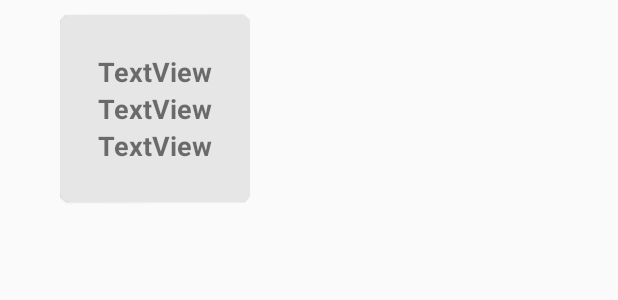
After one commit to shivaniarbat/GeographyQuiz, an Android app: the layout adapter.xml on its own in the app's theme, with its tools: preview values and no code run, on a phone screen of 412 x 824 dp. The commit adds this screen. Shown: the top 300 px of the screen. Run offline under Robolectric (Android 15) with nearby library versions, the phone set to English and light mode, and no system bars.

Commit message:
few cosmetic changes

```diff
--- a/app/build.gradle
+++ b/app/build.gradle
@@ -28,4 +28,5 @@ dependencies {
     androidTestImplementation 'com.android.support.test.espresso:espresso-core:3.0.2'
     implementation 'com.android.support:recyclerview-v7:28.0.0'
     implementation 'com.opencsv:opencsv:4.5'
+    implementation 'com.android.support:cardview-v7:28.0.0'
 }
--- a/app/src/main/java/cs/uga/edu/geographyquiz/CountryContinentNeighbourTableEntry.java
+++ b/app/src/main/java/cs/uga/edu/geographyquiz/CountryContinentNeighbourTableEntry.java
@@ -1,5 +1,8 @@
 package cs.uga.edu.geographyquiz;
 
+/**
+ * POJO class for main table entry object
+ */
 
 public class CountryContinentNeighbourTableEntry {
 
@@ -8,6 +11,8 @@ public class CountryContinentNeighbourTableEntry {
     private String question;
     private String continent;
     private String neighbours;
+
+    /* default constructor */
 
     public CountryContinentNeighbourTableEntry(){
         this.id = -1;
--- a/app/src/main/res/layout-land/activity_main.xml
+++ b/app/src/main/res/layout-land/activity_main.xml
@@ -50,7 +50,7 @@
         android:id="@+id/textView3"
         android:layout_width="wrap_content"
         android:layout_height="wrap_content"
-        android:text="Quiz Summary"
+        android:text="* * * * *"
         android:fontFamily="cursive"
         android:textSize="30sp"
         android:textStyle="bold"
@@ -64,7 +64,7 @@
         android:id="@+id/textView4"
         android:layout_width="303dp"
         android:layout_height="114dp"
-        android:text="Last Quiz Score : 4 / 6"
+        android:text="Game On ! ! "
         android:textColor="@color/colorAccent"
         android:gravity="center"
         android:fontFamily="cursive"
--- a/app/src/main/res/layout/activity_main.xml
+++ b/app/src/main/res/layout/activity_main.xml
@@ -49,7 +49,7 @@
         android:id="@+id/textView3"
         android:layout_width="wrap_content"
         android:layout_height="wrap_content"
-        android:text="Quiz Summary"
+        android:text="* * * * *"
         android:fontFamily="cursive"
         android:textSize="30sp"
         android:textStyle="bold"
@@ -63,7 +63,7 @@
         android:id="@+id/textView4"
         android:layout_width="303dp"
         android:layout_height="114dp"
-        android:text="Last Quiz Score : 4 / 6"
+        android:text="Game On ! ! "
         android:textColor="@color/colorAccent"
         android:gravity="center"
         android:fontFamily="cursive"
--- /dev/null
+++ b/app/src/main/res/layout/adapter.xml
@@ -0,0 +1,56 @@
+<?xml version="1.0" encoding="utf-8"?>
+<LinearLayout xmlns:android="http://schemas.android.com/apk/res/android"
+    xmlns:card_view="http://schemas.android.com/apk/res-auto"
+    android:layout_width="wrap_content"
+    android:layout_height="wrap_content"
+    android:orientation="vertical"
+    android:paddingLeft="40dp"
+    android:paddingRight="40dp">
+
+
+    <android.support.v7.widget.CardView
+        android:id="@+id/card_view"
+        android:layout_width="wrap_content"
+        android:layout_height="wrap_content"
+        android:layout_gravity="center"
+        android:layout_marginTop="10dp"
+        android:layout_marginBottom="10dp"
+        card_view:cardBackgroundColor="#e6e6e6"
+        card_view:cardCornerRadius="7dp"
+        card_view:cardElevation="1dp"
+        card_view:cardMaxElevation="1dp"
+        card_view:contentPadding="25dp">
+
+
+        <LinearLayout
+            android:layout_width="match_parent"
+            android:layout_height="match_parent"
+            android:orientation="vertical">
+
+            <TextView
+                android:id="@+id/quiz_id"
+                android:layout_width="match_parent"
+                android:layout_height="wrap_content"
+                android:text="TextView"
+                android:textSize="18sp"
+                android:textStyle="bold"/>
+
+            <TextView
+                android:id="@+id/quiz_date"
+                android:layout_width="match_parent"
+                android:layout_height="wrap_content"
+                android:text="TextView"
+                android:textSize="18sp"
+                android:textStyle="bold"/>
+
+            <TextView
+                android:id="@+id/quiz_score"
+                android:layout_width="match_parent"
+                android:layout_height="wrap_content"
+                android:text="TextView"
+                android:textSize="18sp"
+                android:textStyle="bold"/>
+
+        </LinearLayout>
+    </android.support.v7.widget.CardView>
+</LinearLayout>
```
Also changed, not shown: app/src/main/java/cs/uga/edu/geographyquiz/GeographyQuizDBHelper.java (+7 -1 lines), app/src/main/java/cs/uga/edu/geographyquiz/GeographyQuizData.java (+116 -20 lines), app/src/main/java/cs/uga/edu/geographyquiz/HomePageActivity.java (+11 -5 lines), app/src/main/java/cs/uga/edu/geographyquiz/MainActivity.java (+115 -0 lines), app/src/main/java/cs/uga/edu/geographyquiz/QuizQuestions.java (+12 -7 lines), app/src/main/java/cs/uga/edu/geographyquiz/QuizResultTableEntry.java (+11 -0 lines), app/src/main/java/cs/uga/edu/geographyquiz/ViewPastQuizRecyclerAdapter.java (added, +61 -0 lines), app/src/main/java/cs/uga/edu/geographyquiz/ViewPastQuizzes.java (+57 -2 lines), app/src/main/res/layout-land/activity_view_past_quizzes.xml (added, +58 -0 lines).
